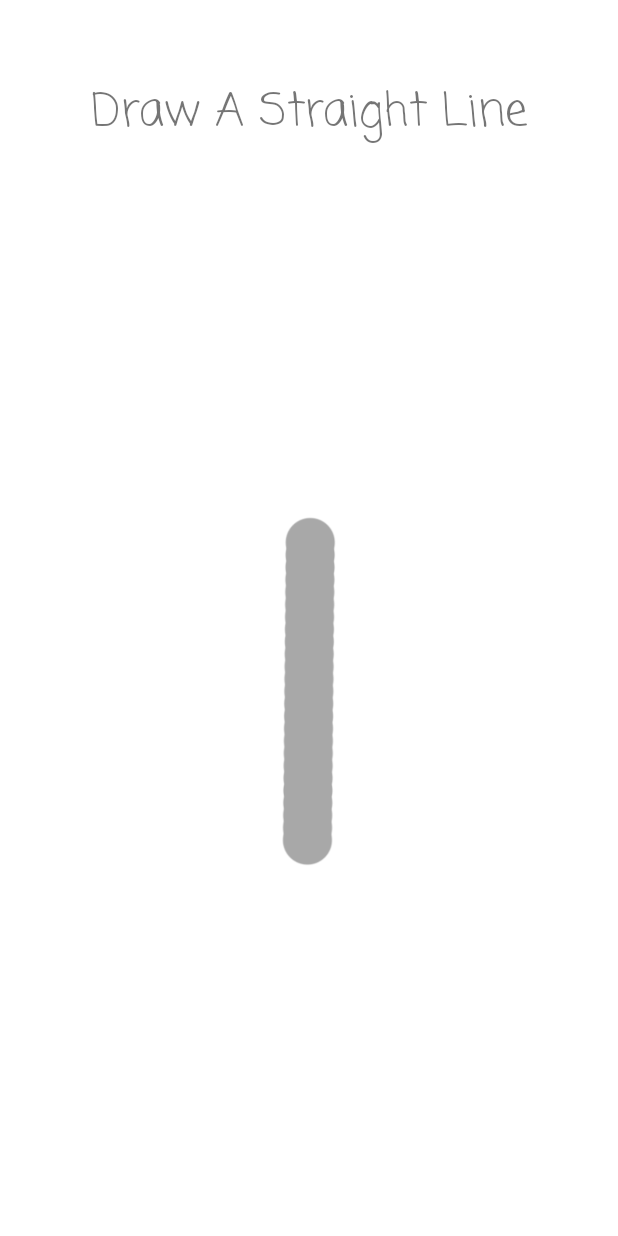
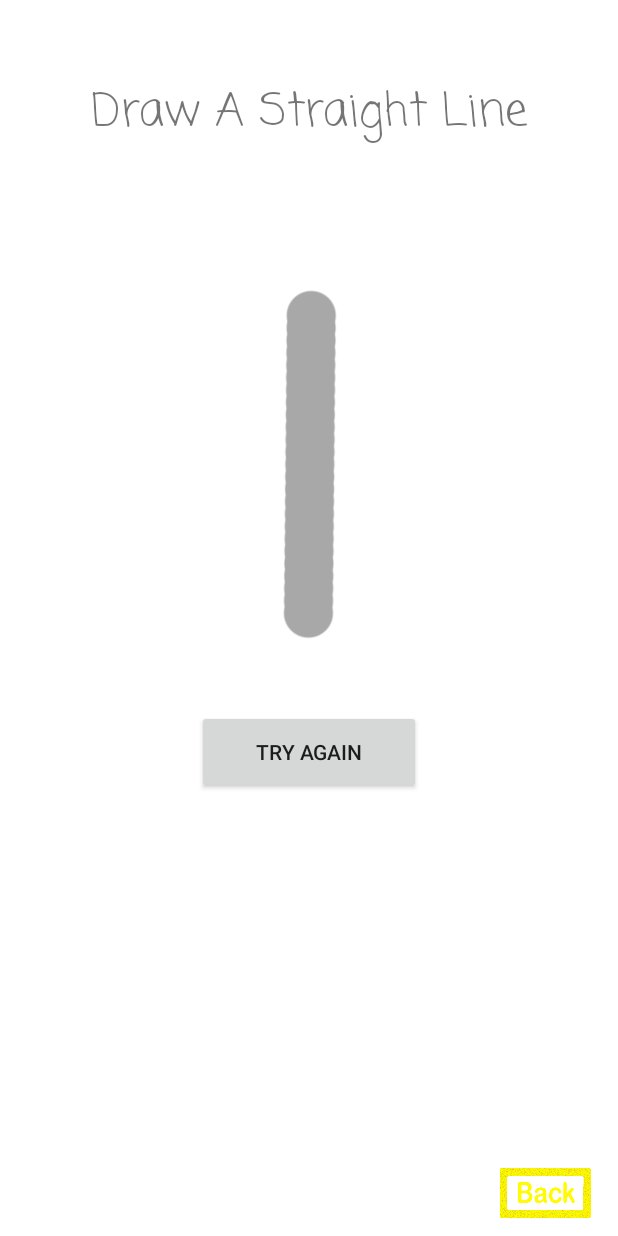
Before and after one commit to M0neymike/DrawAStraightLine, an Android app: the Game screen opened directly, with no data from a screen before it, on a phone screen of 412 x 824 dp. Run offline under Robolectric (Android 15) with nearby library versions, the phone set to English and light mode, and no system bars.

Commit message:
try again and back button implemented

```diff
--- a/app/src/main/java/com/singlefilelineproductions/drawastraightline/Game.java
+++ b/app/src/main/java/com/singlefilelineproductions/drawastraightline/Game.java
@@ -1,18 +1,45 @@
 package com.singlefilelineproductions.drawastraightline;
 
+import android.content.Intent;
 import android.support.v7.app.AppCompatActivity;
 import android.os.Bundle;
 import android.util.DisplayMetrics;
+import android.view.MotionEvent;
+import android.view.View;
+import android.widget.Button;
+import android.widget.FrameLayout;
+import android.widget.ImageView;
+
+import java.util.TimerTask;
 
 public class Game extends AppCompatActivity {
 
     private LineView lineView;
+    private ImageView line;
 
     @Override
     protected void onCreate(Bundle savedInstanceState) {
         super.onCreate(savedInstanceState);
         setContentView(R.layout.activity_game);
         lineView = (LineView) findViewById(R.id.lineView);
+        Button retrybtn = (Button) findViewById(R.id.retry);
+        Button backbutton = (Button) findViewById(R.id.backbutton);
+        line = (ImageView) findViewById(R.id.line);
+
+        retrybtn.setOnClickListener(new View.OnClickListener() {
+            @Override
+            public void onClick(View v) {
+                startActivity(new Intent(   Game.this, Game.class));
+            }
+        });
+
+        backbutton.setOnClickListener(new View.OnClickListener() {
+            @Override
+            public void onClick(View v) {
+                startActivity(new Intent(Game.this, HomeActivity.class));
+            }
+        });
+
         DisplayMetrics metrics = new DisplayMetrics();
         getWindowManager().getDefaultDisplay().getMetrics(metrics);
         lineView.init(metrics);
--- a/app/src/main/res/layout/activity_game.xml
+++ b/app/src/main/res/layout/activity_game.xml
@@ -34,17 +34,43 @@
         app:layout_constraintVertical_bias="0.058" />
 
     <ImageView
-        android:id="@+id/imageView3"
+        android:id="@+id/line"
         android:layout_width="245dp"
-        android:layout_height="378dp"
+        android:layout_height="247dp"
         android:layout_marginStart="8dp"
-        android:layout_marginTop="8dp"
+        android:layout_marginTop="88dp"
         android:layout_marginEnd="8dp"
-        android:layout_marginBottom="8dp"
-        app:layout_constraintBottom_toBottomOf="parent"
         app:layout_constraintEnd_toEndOf="parent"
+        app:layout_constraintHorizontal_bias="0.504"
         app:layout_constraintStart_toStartOf="parent"
         app:layout_constraintTop_toBottomOf="@+id/textView2"
         app:srcCompat="@drawable/straightline" />
 
+    <Button
+        android:id="@+id/retry"
+        android:layout_width="149dp"
+        android:layout_height="56dp"
+        android:layout_marginStart="8dp"
+        android:layout_marginTop="40dp"
+        android:layout_marginEnd="8dp"
+        android:text="Try Again"
+        app:layout_constraintEnd_toEndOf="parent"
+        app:layout_constraintStart_toStartOf="parent"
+        app:layout_constraintTop_toBottomOf="@+id/line" />
+
+    <Button
+        android:id="@+id/backbutton"
+        android:layout_width="63dp"
+        android:layout_height="33dp"
+        android:layout_alignParentBottom="true"
+        android:layout_centerHorizontal="true"
+        android:layout_marginStart="8dp"
+        android:layout_marginEnd="8dp"
+        android:layout_marginBottom="12dp"
+        android:background="@drawable/backbutton"
+        app:layout_constraintBottom_toBottomOf="parent"
+        app:layout_constraintEnd_toEndOf="parent"
+        app:layout_constraintHorizontal_bias="0.973"
+        app:layout_constraintStart_toStartOf="parent" />
+
 </android.support.constraint.ConstraintLayout>
```
